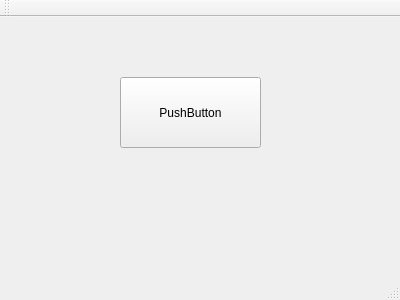
The window that QT_Nauka/Nauka/Drugi/zabawa2/mainwindow.ui (Marynarz/Ardu_Zabawa) describes before a commit, drawn with Qt 5.
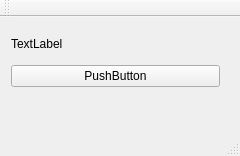
The same window after the commit.

Diff of the .ui file:
```diff
--- a/QT_Nauka/Nauka/Drugi/zabawa2/mainwindow.ui
+++ b/QT_Nauka/Nauka/Drugi/zabawa2/mainwindow.ui
@@ -6,26 +6,39 @@
    <rect>
     <x>0</x>
     <y>0</y>
-    <width>400</width>
-    <height>300</height>
+    <width>240</width>
+    <height>156</height>
    </rect>
   </property>
   <property name="windowTitle">
    <string>MainWindow</string>
   </property>
   <widget class="QWidget" name="centralWidget">
-   <widget class="QPushButton" name="pushButton">
+   <widget class="QWidget" name="verticalLayoutWidget">
     <property name="geometry">
      <rect>
-      <x>120</x>
-      <y>60</y>
-      <width>141</width>
-      <height>71</height>
+      <x>0</x>
+      <y>0</y>
+      <width>231</width>
+      <height>81</height>
      </rect>
     </property>
-    <property name="text">
-     <string>PushButton</string>
-    </property>
+    <layout class="QVBoxLayout" name="verticalLayout">
+     <item>
+      <widget class="QLabel" name="label">
+       <property name="text">
+        <string>TextLabel</string>
+       </property>
+      </widget>
+     </item>
+     <item>
+      <widget class="QPushButton" name="pushButton">
+       <property name="text">
+        <string>PushButton</string>
+       </property>
+      </widget>
+     </item>
+    </layout>
    </widget>
   </widget>
   <widget class="QMenuBar" name="menuBar">
```
Left out of the diff: 2 changed lines with no effect on the pictures.
